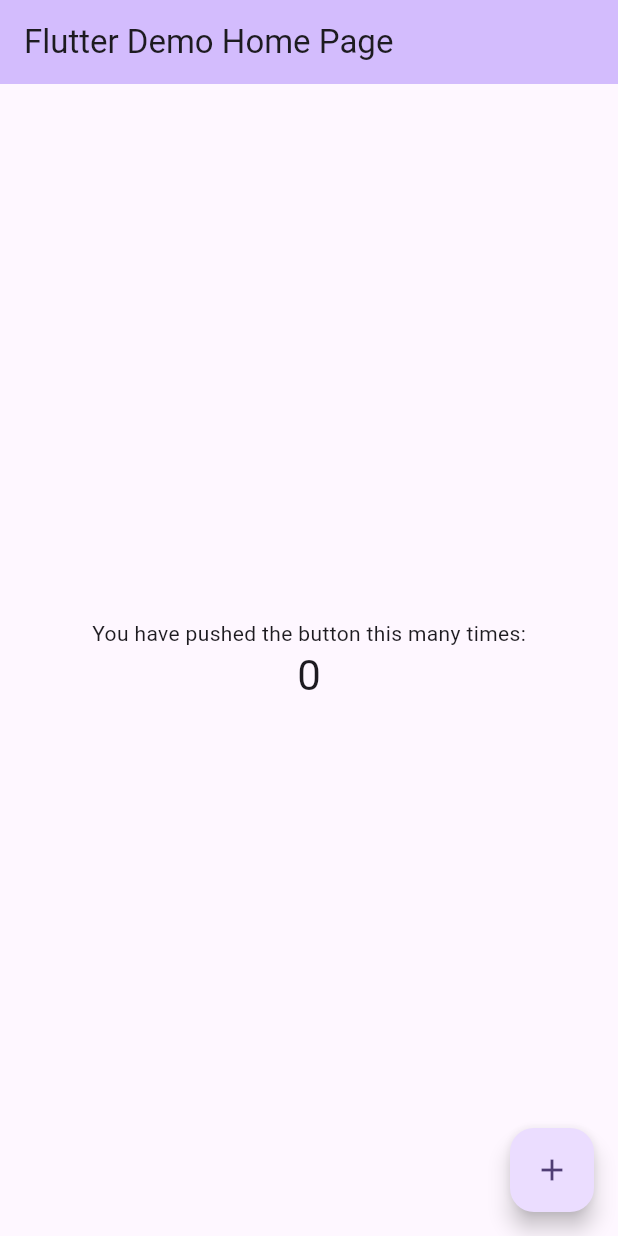
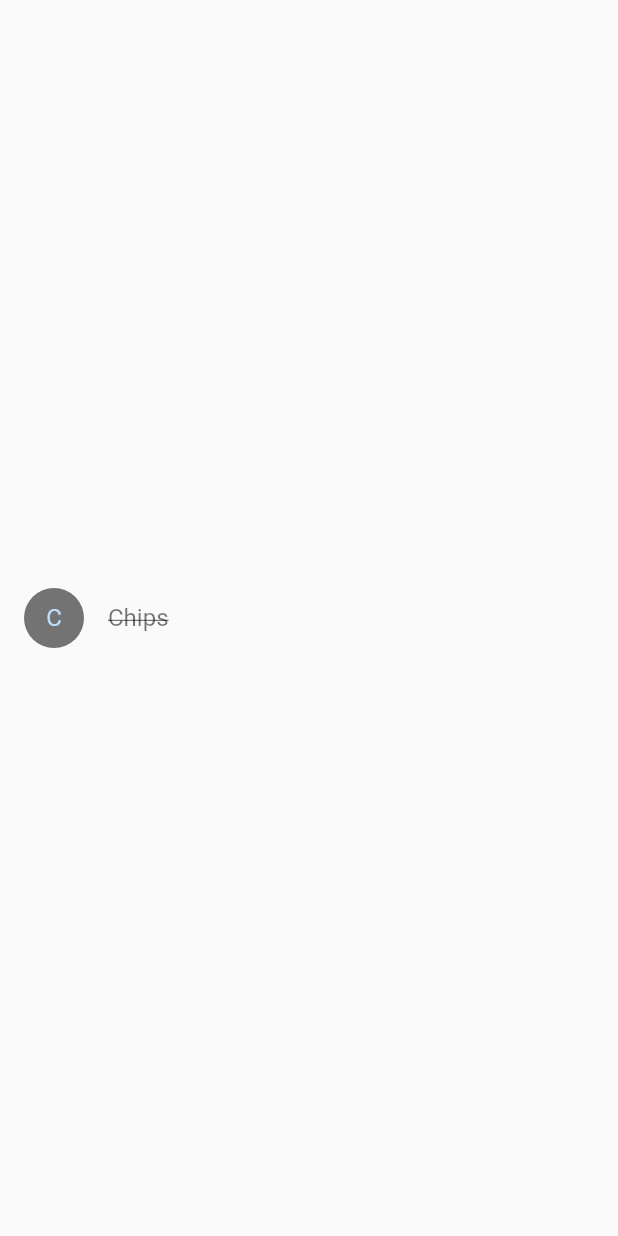
Before and after one commit to damingerdai/flutter_shopping_application, a Flutter app: the screen it shows after launch, on a phone screen of 412 x 824 dp. Run offline on Flutter 3.47's test engine with Material 2 defaults, Android fonts, the phone set to English and light mode, and no system bars.

Commit message:
feat: add shopping list item

```diff
--- a/lib/main.dart
+++ b/lib/main.dart
@@ -1,125 +1,64 @@
 import 'package:flutter/material.dart';
 
 void main() {
-  runApp(const MyApp());
+  runApp(MaterialApp(
+    home: Scaffold(
+      body: Center(
+        child: ShoppingListItem(
+          product: const Product(name: "Chips"),
+          inCart: true,
+          onCartChanged: (product, inCart) {},
+        ),
+      ),
+    ),
+  ));
 }
 
-class MyApp extends StatelessWidget {
-  const MyApp({super.key});
-
-  // This widget is the root of your application.
-  @override
-  Widget build(BuildContext context) {
-    return MaterialApp(
-      title: 'Flutter Demo',
-      theme: ThemeData(
-        // This is the theme of your application.
-        //
-        // TRY THIS: Try running your application with "flutter run". You'll see
-        // the application has a blue toolbar. Then, without quitting the app,
-        // try changing the seedColor in the colorScheme below to Colors.green
-        // and then invoke "hot reload" (save your changes or press the "hot
-        // reload" button in a Flutter-supported IDE, or press "r" if you used
-        // the command line to start the app).
-        //
-        // Notice that the counter didn't reset back to zero; the application
-        // state is not lost during the reload. To reset the state, use hot
-        // restart instead.
-        //
-        // This works for code too, not just values: Most code changes can be
-        // tested with just a hot reload.
-        colorScheme: ColorScheme.fromSeed(seedColor: Colors.deepPurple),
-        useMaterial3: true,
-      ),
-      home: const MyHomePage(title: 'Flutter Demo Home Page'),
-    );
-  }
+class Product {
+  final String name;
+  const Product({required this.name});
 }
 
-class MyHomePage extends StatefulWidget {
-  const MyHomePage({super.key, required this.title});
+typedef CartChangedCallback =  Function(Product product, bool inCart);
 
-  // This widget is the home page of your application. It is stateful, meaning
-  // that it has a State object (defined below) that contains fields that affect
-  // how it looks.
+class ShoppingListItem extends StatelessWidget {
+  final Product product;
+  final bool inCart;
+  final CartChangedCallback onCartChanged;
 
-  // This class is the configuration for the state. It holds the values (in this
-  // case the title) provided by the parent (in this case the App widget) and
-  // used by the build method of the State. Fields in a Widget subclass are
-  // always marked "final".
+  ShoppingListItem({
+    required this.product,
+    required this.inCart,
+    required this.onCartChanged,
+  }) : super(key: ObjectKey(product));
 
-  final String title;
+  Color _getColor(BuildContext context) {
 
-  @override
-  State<MyHomePage> createState() => _MyHomePageState();
-}
+    return inCart ? Colors.black54 : Theme.of(context).primaryColor;
+  }
 
-class _MyHomePageState extends State<MyHomePage> {
-  int _counter = 0;
+  TextStyle? _getTextStyle(BuildContext context) {
+    if (!inCart) {
+      return null;
+    }
 
-  void _incrementCounter() {
-    setState(() {
-      // This call to setState tells the Flutter framework that something has
-      // changed in this State, which causes it to rerun the build method below
-      // so that the display can reflect the updated values. If we changed
-      // _counter without calling setState(), then the build method would not be
-      // called again, and so nothing would appear to happen.
-      _counter++;
-    });
+    return const TextStyle(
+      color: Colors.black54,
+      decoration: TextDecoration.lineThrough,
+    );
   }
 
   @override
   Widget build(BuildContext context) {
-    // This method is rerun every time setState is called, for instance as done
-    // by the _incrementCounter method above.
-    //
-    // The Flutter framework has been optimized to make rerunning build methods
-    // fast, so that you can just rebuild anything that needs updating rather
-    // than having to individually change instances of widgets.
-    return Scaffold(
-      appBar: AppBar(
-        // TRY THIS: Try changing the color here to a specific color (to
-        // Colors.amber, perhaps?) and trigger a hot reload to see the AppBar
-        // change color while the other colors stay the same.
-        backgroundColor: Theme.of(context).colorScheme.inversePrimary,
-        // Here we take the value from the MyHomePage object that was created by
-        // the App.build method, and use it to set our appbar title.
-        title: Text(widget.title),
+    return ListTile(
+      onTap: () {
+        onCartChanged(product, inCart);
+      },
+      leading: CircleAvatar(
+        backgroundColor: _getColor(context),
+        child: Text(product.name[0]),
       ),
-      body: Center(
-        // Center is a layout widget. It takes a single child and positions it
-        // in the middle of the parent.
-        child: Column(
-          // Column is also a layout widget. It takes a list of children and
-          // arranges them vertically. By default, it sizes itself to fit its
-          // children horizontally, and tries to be as tall as its parent.
-          //
-          // Column has various properties to control how it sizes itself and
-          // how it positions its children. Here we use mainAxisAlignment to
-          // center the children vertically; the main axis here is the vertical
-          // axis because Columns are vertical (the cross axis would be
-          // horizontal).
-          //
-          // TRY THIS: Invoke "debug painting" (choose the "Toggle Debug Paint"
-          // action in the IDE, or press "p" in the console), to see the
-          // wireframe for each widget.
-          mainAxisAlignment: MainAxisAlignment.center,
-          children: <Widget>[
-            const Text(
-              'You have pushed the button this many times:',
-            ),
-            Text(
-              '$_counter',
-              style: Theme.of(context).textTheme.headlineMedium,
-            ),
-          ],
-        ),
-      ),
-      floatingActionButton: FloatingActionButton(
-        onPressed: _incrementCounter,
-        tooltip: 'Increment',
-        child: const Icon(Icons.add),
-      ), // This trailing comma makes auto-formatting nicer for build methods.
+      title: Text(product.name, style: _getTextStyle(context)),
     );
   }
 }
```
